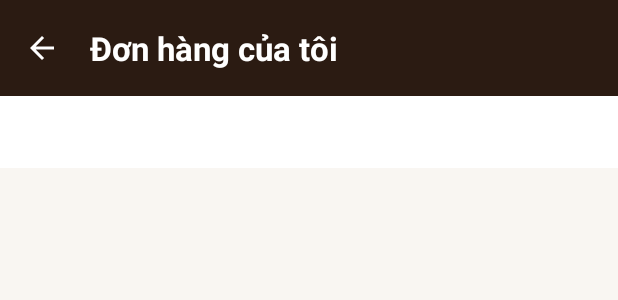
After one commit to thanhnccyber-tech/MobilePro, an Android app: the layout activity_order_history.xml on its own in the app's theme, with its tools: preview values and no code run, on a phone screen of 412 x 824 dp. The commit adds this screen. Shown: the top 300 px of the screen. Run offline under Robolectric (Android 15) with nearby library versions, the phone set to English and light mode, and no system bars.

Commit message:
Thêm lịch sử đơn hàng

```diff
--- a/app/src/main/AndroidManifest.xml
+++ b/app/src/main/AndroidManifest.xml
@@ -31,6 +31,8 @@
         <activity android:name=".CartActivity" />
 
         <activity android:name=".CheckoutActivity" />
+
+        <activity android:name=".OrderHistoryActivity" />
     </application>
 
 </manifest>
--- a/app/src/main/java/com/example/mobilepro/ProfileActivity.java
+++ b/app/src/main/java/com/example/mobilepro/ProfileActivity.java
@@ -22,6 +22,7 @@ public class ProfileActivity extends AppCompatActivity {
         Button btnEditInfo = findViewById(R.id.btnEditInfo);
         Button btnChangePassword = findViewById(R.id.btnChangePassword);
         Button btnUserGuide = findViewById(R.id.btnUserGuide);
+        Button btnOrderHistory = findViewById(R.id.btnOrderHistory);
         Button btnLogout = findViewById(R.id.btnLogout);
         BottomNavigationView bottomNav = findViewById(R.id.bottomNav);
 
@@ -31,6 +32,9 @@ public class ProfileActivity extends AppCompatActivity {
 
         btnEditInfo.setOnClickListener(v ->
                 Toast.makeText(this, "Chỉnh sửa thông tin (chưa gán chức năng)", Toast.LENGTH_SHORT).show());
+
+        btnOrderHistory.setOnClickListener(v ->
+                startActivity(new Intent(ProfileActivity.this, OrderHistoryActivity.class)));
 
         btnChangePassword.setOnClickListener(v ->
                 Toast.makeText(this, "Đổi mật khẩu (chưa gán chức năng)", Toast.LENGTH_SHORT).show());
--- /dev/null
+++ b/app/src/main/res/layout/activity_order_history.xml
@@ -0,0 +1,52 @@
+<?xml version="1.0" encoding="utf-8"?>
+<LinearLayout xmlns:android="http://schemas.android.com/apk/res/android"
+    xmlns:app="http://schemas.android.com/apk/res-auto"
+    android:layout_width="match_parent"
+    android:layout_height="match_parent"
+    android:background="@color/cream"
+    android:orientation="vertical">
+
+    <com.google.android.material.appbar.MaterialToolbar
+        android:id="@+id/topAppBar"
+        android:layout_width="match_parent"
+        android:layout_height="?attr/actionBarSize"
+        android:background="@color/brown"
+        app:navigationIcon="?attr/homeAsUpIndicator"
+        app:navigationIconTint="@color/white"
+        app:title="Đơn hàng của tôi"
+        app:titleTextAppearance="@style/ToolbarTitleBold"
+        app:titleTextColor="@color/white" />
+
+    <com.google.android.material.tabs.TabLayout
+        android:id="@+id/tabLayout"
+        android:layout_width="match_parent"
+        android:layout_height="wrap_content"
+        android:background="@color/white"
+        app:tabIndicatorColor="@color/caramel"
+        app:tabIndicatorFullWidth="false"
+        app:tabMode="scrollable"
+        app:tabSelectedTextColor="@color/brown"
+        app:tabTextColor="@color/brown_light" />
+
+    <TextView
+        android:id="@+id/tvEmptyOrders"
+        android:layout_width="match_parent"
+        android:layout_height="match_parent"
+        android:gravity="center"
+        android:text="Chưa có đơn hàng nào"
+        android:textColor="@color/brown_light"
+        android:textSize="15sp"
+        android:visibility="gone" />
+
+    <ListView
+        android:id="@+id/listOrders"
+        android:layout_width="match_parent"
+        android:layout_height="0dp"
+        android:layout_weight="1"
+        android:clipToPadding="false"
+        android:divider="@android:color/transparent"
+        android:dividerHeight="10dp"
+        android:paddingHorizontal="12dp"
+        android:paddingVertical="12dp" />
+
+</LinearLayout>
```
Also changed, not shown: app/src/main/java/com/example/mobilepro/Order.java (+28 -1 lines), app/src/main/java/com/example/mobilepro/OrderHistoryActivity.java (added, +86 -0 lines), app/src/main/java/com/example/mobilepro/OrderHistoryAdapter.java (added, +72 -0 lines), app/src/main/res/layout/activity_profile.xml (+14 -0 lines), app/src/main/res/layout/item_order_history.xml (added, +85 -0 lines).
